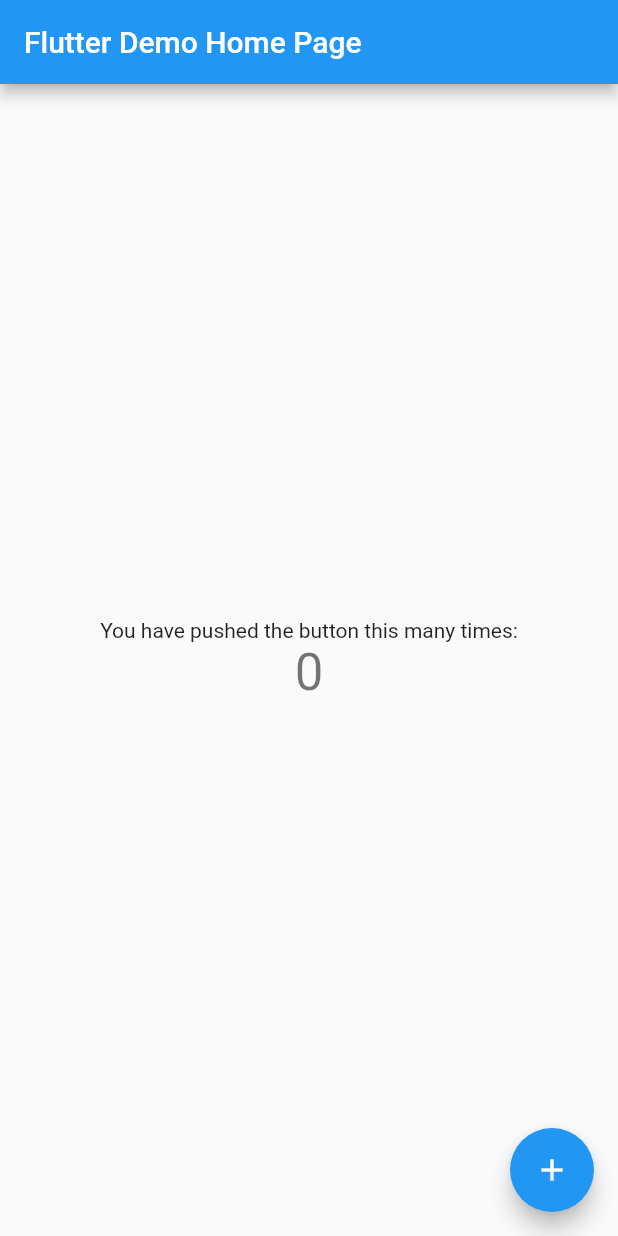
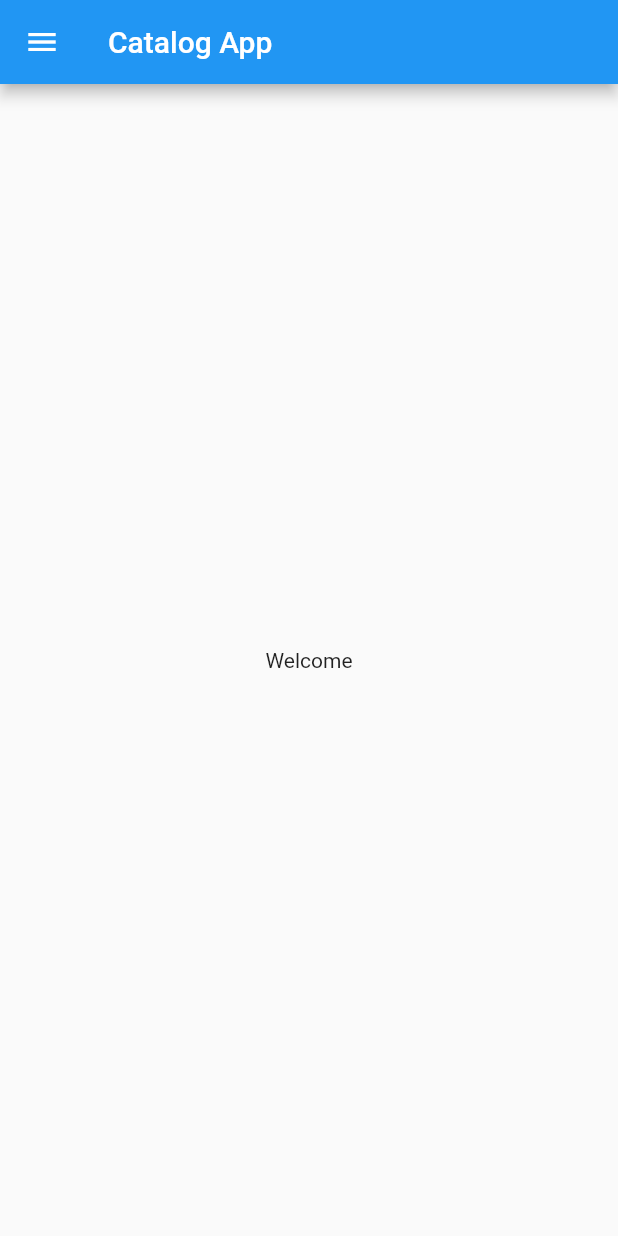
Before and after one commit to arjunaaho/Flutter_project, a Flutter app: the screen it shows after launch, on a phone screen of 412 x 824 dp. Run offline on Flutter 3.47's test engine with Material 2 defaults, Android fonts, the phone set to English and light mode, and no system bars.

Commit message:
day2 compleated

```diff
--- /dev/null
+++ b/lib/home_Page.dart
@@ -0,0 +1,23 @@
+import 'package:flutter/material.dart';
+
+class home_Page extends StatelessWidget {
+
+  @override
+  Widget build(BuildContext context) {
+    return Scaffold(
+      appBar: AppBar(
+        title:Text("Catalog App"),
+
+      ),
+
+        body: Center(
+          child: Container(
+            child: Text("Welcome"),
+          ),
+        ),
+        drawer: Drawer(
+
+        ),
+      );
+  }
+}
--- a/lib/main.dart
+++ b/lib/main.dart
@@ -1,115 +1,17 @@
 import 'package:flutter/material.dart';
+import 'package:flutter_project/home_Page.dart';
 
 void main() {
-  runApp(const MyApp());
+  runApp(MyApp());
 }
 
 class MyApp extends StatelessWidget {
   const MyApp({Key? key}) : super(key: key);
 
-  // This widget is the root of your application.
   @override
   Widget build(BuildContext context) {
     return MaterialApp(
-      title: 'Flutter Demo',
-      theme: ThemeData(
-        // This is the theme of your application.
-        //
-        // Try running your application with "flutter run". You'll see the
-        // application has a blue toolbar. Then, without quitting the app, try
-        // changing the primarySwatch below to Colors.green and then invoke
-        // "hot reload" (press "r" in the console where you ran "flutter run",
-        // or simply save your changes to "hot reload" in a Flutter IDE).
-        // Notice that the counter didn't reset back to zero; the application
-        // is not restarted.
-        primarySwatch: Colors.blue,
-      ),
-      home: const MyHomePage(title: 'Flutter Demo Home Page'),
+      home: home_Page()
     );
   }
 }
-
-class MyHomePage extends StatefulWidget {
-  const MyHomePage({Key? key, required this.title}) : super(key: key);
-
-  // This widget is the home page of your application. It is stateful, meaning
-  // that it has a State object (defined below) that contains fields that affect
-  // how it looks.
-
-  // This class is the configuration for the state. It holds the values (in this
-  // case the title) provided by the parent (in this case the App widget) and
-  // used by the build method of the State. Fields in a Widget subclass are
-  // always marked "final".
-
-  final String title;
-
-  @override
-  State<MyHomePage> createState() => _MyHomePageState();
-}
-
-class _MyHomePageState extends State<MyHomePage> {
-  int _counter = 0;
-
-  void _incrementCounter() {
-    setState(() {
-      // This call to setState tells the Flutter framework that something has
-      // changed in this State, which causes it to rerun the build method below
-      // so that the display can reflect the updated values. If we changed
-      // _counter without calling setState(), then the build method would not be
-      // called again, and so nothing would appear to happen.
-      _counter++;
-    });
-  }
-
-  @override
-  Widget build(BuildContext context) {
-    // This method is rerun every time setState is called, for instance as done
-    // by the _incrementCounter method above.
-    //
-    // The Flutter framework has been optimized to make rerunning build methods
-    // fast, so that you can just rebuild anything that needs updating rather
-    // than having to individually change instances of widgets.
-    return Scaffold(
-      appBar: AppBar(
-        // Here we take the value from the MyHomePage object that was created by
-        // the App.build method, and use it to set our appbar title.
-        title: Text(widget.title),
-      ),
-      body: Center(
-        // Center is a layout widget. It takes a single child and positions it
-        // in the middle of the parent.
-        child: Column(
-          // Column is also a layout widget. It takes a list of children and
-          // arranges them vertically. By default, it sizes itself to fit its
-          // children horizontally, and tries to be as tall as its parent.
-          //
-          // Invoke "debug painting" (press "p" in the console, choose the
-          // "Toggle Debug Paint" action from the Flutter Inspector in Android
-          // Studio, or the "Toggle Debug Paint" command in Visual Studio Code)
-          // to see the wireframe for each widget.
-          //
-          // Column has various properties to control how it sizes itself and
-          // how it positions its children. Here we use mainAxisAlignment to
-          // center the children vertically; the main axis here is the vertical
-          // axis because Columns are vertical (the cross axis would be
-          // horizontal).
-          mainAxisAlignment: MainAxisAlignment.center,
-          children: <Widget>[
-            const Text(
-              'You have pushed the button this many times:',
-            ),
-            Text(
-              '$_counter',
-              style: Theme.of(context).textTheme.headline4,
-            ),
-          ],
-        ),
-      ),
-      floatingActionButton: FloatingActionButton(
-        onPressed: _incrementCounter,
-        tooltip: 'Increment',
-        child: const Icon(Icons.add),
-      ), // This trailing comma makes auto-formatting nicer for build methods.
-    );
-  }
-}
```
